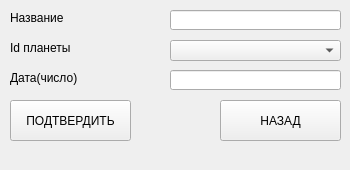
Qt form ui/addOrUpdateSatellite.ui (dino-mayk/PlanetExplorer) before a commit.
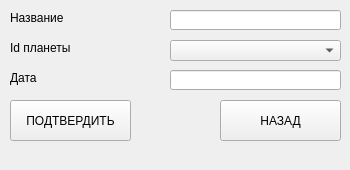
The same form after that commit.

What changed in the file:
```diff
--- a/ui/addOrUpdateSatellite.ui
+++ b/ui/addOrUpdateSatellite.ui
@@ -105,7 +105,7 @@
     </rect>
    </property>
    <property name="text">
-    <string>Дата(число)</string>
+    <string>Дата</string>
    </property>
   </widget>
  </widget>
```
